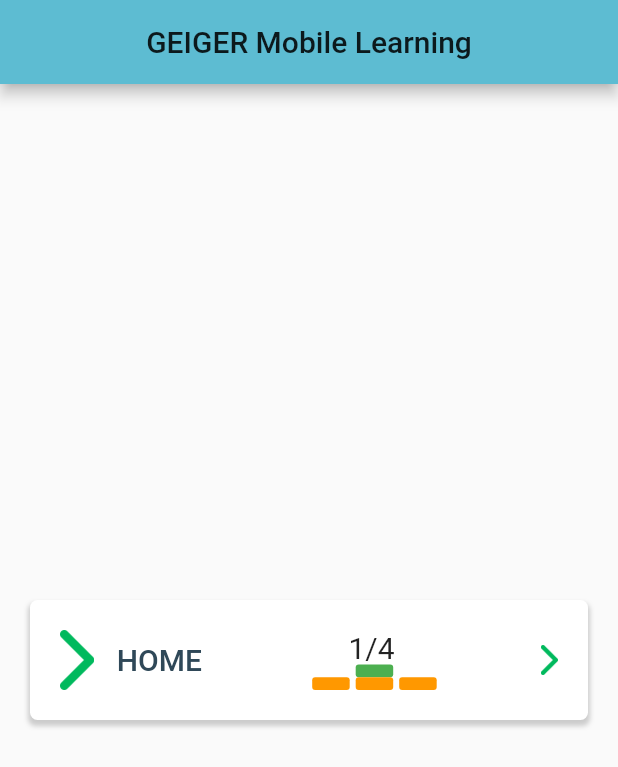
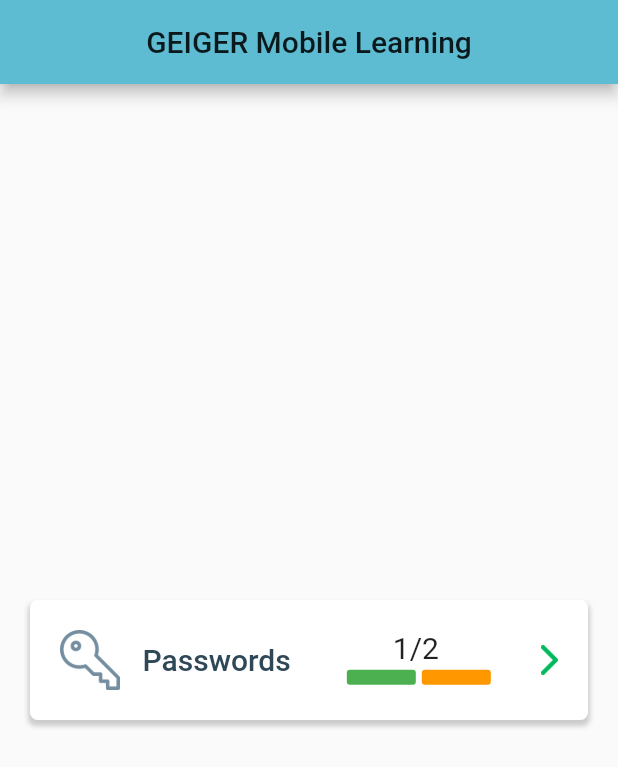
Before and after one commit to tl94/geiger_edu, a Flutter app: the SelectionScreen screen opened by its route, on a phone screen of 412 x 824 dp. Shown: the top 767 px of the screen. Run offline on Flutter 3.47's test engine with Material 2 defaults, Android fonts, the light colour scheme and no system bars; missing offline and left inert: webview_flutter_plus; Roboto replaces fonts that are missing (Fontin).

Commit message:
fix category progress indicator style

```diff
--- a/lib/screens/selection_screen.dart
+++ b/lib/screens/selection_screen.dart
@@ -28,14 +28,14 @@ class SelectionScreen extends StatelessWidget {
           crossAxisAlignment: CrossAxisAlignment.stretch,
           children: <Widget>[
             Container(
-              child: NavigationContainer(
-                imagePath: "assets/img/arrow_right.png",
-                text: "HOME",
-                passedRoute: HomeScreen.routeName,
-                currentValue: 1,
-                maxValue: 4,
-              )
-            ),
+                child: NavigationContainer(
+                  imagePath: "assets/img/password_icon.png",
+                  text: "Passwords",
+                  passedRoute: HomeScreen.routeName,
+                  currentValue: 1,
+                  maxValue: 2,
+                )
+            )
 
               ],
             ),
--- a/lib/widgets/NavigationContainer.dart
+++ b/lib/widgets/NavigationContainer.dart
@@ -1,8 +1,7 @@
 import 'package:flutter/material.dart';
 import 'package:geiger_edu/globals.dart';
 
-class NavigationContainer extends StatefulWidget{
-
+class NavigationContainer extends StatefulWidget {
   final String passedRoute;
   final String text;
   final String imagePath;
@@ -10,30 +9,41 @@ class NavigationContainer extends StatefulWidget{
   final int currentValue;
   final int maxValue;
 
-  NavigationContainer({
-    required this.passedRoute,
+  NavigationContainer(
+      {required this.passedRoute,
       required this.text,
       required this.imagePath,
-    this.currentValue = 99,
-    this.maxValue = 99
-  }) : super();
+      this.currentValue = -1,
+      this.maxValue = -1})
+      : super();
 
   _NavigationContainerState createState() => _NavigationContainerState();
 }
 
-class _NavigationContainerState extends State<NavigationContainer>{
+class _NavigationContainerState extends State<NavigationContainer> {
+  final double _indicatorHeight = 10;
+  final int _maxIndicatorSize = 100;
+
+  double _calcIndicatorWidth() {
+    if (widget.maxValue * 4 >= _maxIndicatorSize) {
+      return _maxIndicatorSize / widget.maxValue;
+    }
+    return (_maxIndicatorSize - widget.maxValue * 4) / widget.maxValue;
+  }
 
   @override
-  Widget build(BuildContext context){
+  Widget build(BuildContext context) {
     return Container(
       height: 80,
       child: new GestureDetector(
         onTap: () {
-          Navigator.pushNamed(context, widget.passedRoute, arguments: {'title': widget.text},
+          Navigator.pushNamed(
+            context,
+            widget.passedRoute,
+            arguments: {'title': widget.text},
           );
         },
-
-        child:Container(
+        child: Container(
             padding: EdgeInsets.all(20.0),
             //margin: EdgeInsets.all(10.0),
             decoration: BoxDecoration(
@@ -48,63 +58,85 @@ class _NavigationContainerState extends State<NavigationContainer>{
                 ),
               ],
             ),
-
             child: Row(
                 mainAxisAlignment: MainAxisAlignment.spaceBetween,
                 crossAxisAlignment: CrossAxisAlignment.center,
                 children: <Widget>[
-                Image.asset(widget.imagePath, height: 40, key: UniqueKey(), ),
+                  Image.asset(
+                    widget.imagePath,
+                    height: 40,
+                    key: UniqueKey(),
+                  ),
                   SizedBox(width: 15),
-                Text(widget.text,
-                  style:TextStyle(
-                    fontSize:20.0,
-                    fontWeight:FontWeight.w500,
+                  Text(
+                    widget.text,
+                    style: TextStyle(
+                      fontSize: 20.0,
+                      fontWeight: FontWeight.w500,
                       color: txtColor,
-                    fontFamily:"Fontin",
+                      fontFamily: "Fontin",
                     ),
                   ),
-
-            Expanded(child: SizedBox(width: 1),),
-                if(widget.currentValue != 99)
-            Column(children: [
-              Text(widget.currentValue.toString()+"/"+widget.maxValue.toString(), style:TextStyle(fontSize:20.0)),
-
-              Flexible(
-                child:  new ListView.builder(
+                  Expanded(
+                    child: SizedBox(width: 1),
+                  ),
+                  if (widget.currentValue != -1)
+                    Column(
+                      crossAxisAlignment: CrossAxisAlignment.center,
+                      children: [
+                        Text(
+                            widget.currentValue.toString() +
+                                "/" +
+                                widget.maxValue.toString(),
+                            style: TextStyle(fontSize: 20.0)),
+                        Expanded(
+                          child: Row(children: [
+                            Container(
+                              height: _indicatorHeight,
+                              child: ListView.builder(
                                   scrollDirection: Axis.horizontal,
                                   shrinkWrap: true,
                                   itemCount: widget.currentValue,
                                   itemBuilder: (BuildContext context, int i) {
                                     return Container(
-                  margin: EdgeInsets.fromLTRB(4,0,0,0),
-                  width:100/widget.maxValue,
-                  height: 1,
-                  decoration: BoxDecoration(color: Colors.green, borderRadius: BorderRadius.circular(2))
-                );
-                })
+                                        margin: EdgeInsets.fromLTRB(4, 0, 0, 0),
+                                        width: _calcIndicatorWidth(),
+                                        decoration: BoxDecoration(
+                                            color: Colors.green,
+                                            borderRadius:
+                                                BorderRadius.circular(2)));
+                                  }),
                             ),
-              Flexible(
-                child:  new ListView.builder(
+                            Container(
+                                height: _indicatorHeight,
+                                child: ListView.builder(
                                     scrollDirection: Axis.horizontal,
                                     shrinkWrap: true,
-                itemCount: widget.maxValue-widget.currentValue,
+                                    itemCount:
+                                        widget.maxValue - widget.currentValue,
                                     itemBuilder: (BuildContext context, int i) {
                                       return Container(
-                      margin: EdgeInsets.fromLTRB(4,0,0,0),
-                      width:100/widget.maxValue,
-                      height: 1,
-                      decoration: BoxDecoration(color: Colors.orange, borderRadius: BorderRadius.circular(2))
-                  );
-
-                      })
+                                          margin:
+                                              EdgeInsets.fromLTRB(4, 0, 0, 0),
+                                          width: _calcIndicatorWidth(),
+                                          decoration: BoxDecoration(
+                                              color: Colors.orange,
+                                              borderRadius:
+                                                  BorderRadius.circular(2)));
+                                    }))
+                          ]),
+                        )
+                      ],
                     ),
-            ],),
-          Expanded(child: SizedBox(width: 1),),
-          Image.asset("assets/img/arrow_right.png", height: 20, key: UniqueKey(), )
-              ]
-
+                  Expanded(
+                    child: SizedBox(width: 1),
+                  ),
+                  Image.asset(
+                    "assets/img/arrow_right.png",
+                    height: 20,
+                    key: UniqueKey(),
                   )
-        ),
+                ])),
       ),
     );
   }
```
Also changed, not shown: assets/img/password_icon.png (added). Lines whose indentation alone changed are shown as unchanged.
